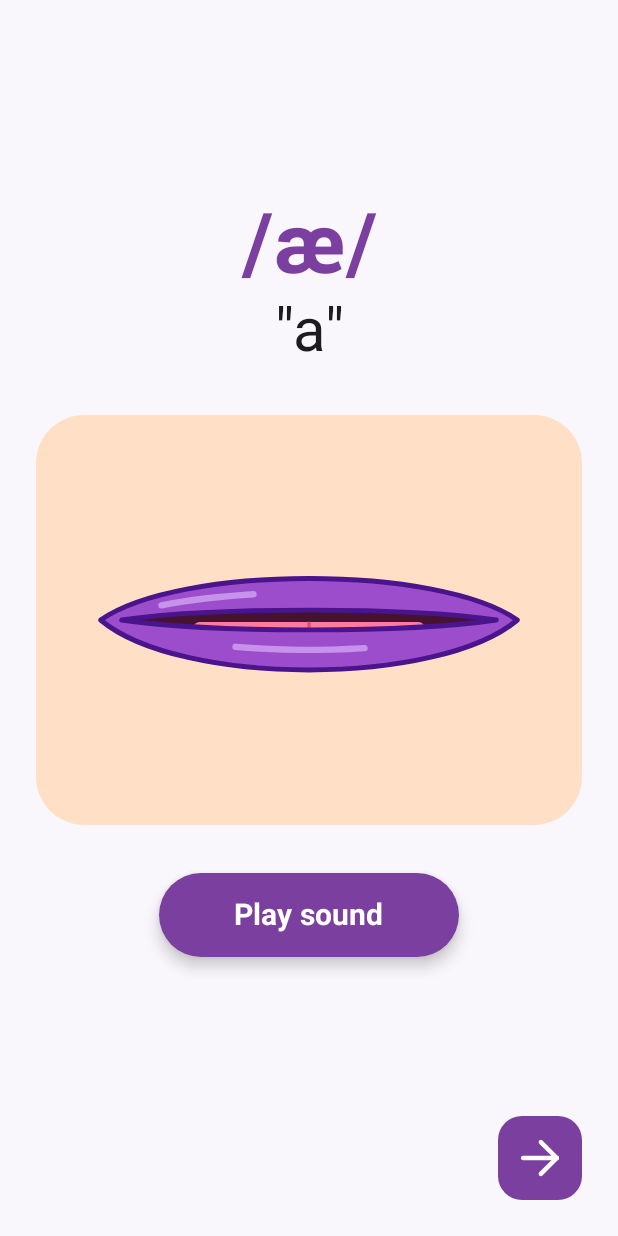
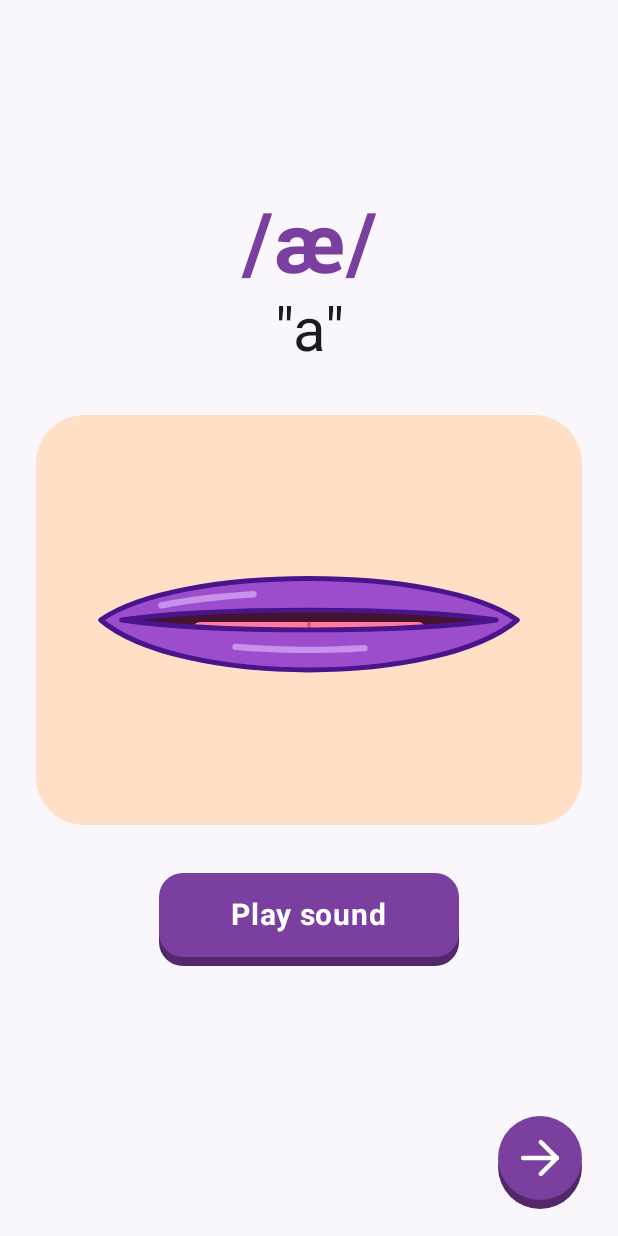
Before and after one commit to elimu-ai/visemes, an Android app built with Jetpack Compose: the @Preview function NextSoundPreview, on a phone screen of 412 x 824 dp. Run offline under Robolectric (Android 15) with nearby library versions, the phone set to English and light mode, and no system bars.

Commit message:
feat: 2D raised buttons like in Herufi
Play sound and Next are now 2D buttons that sit on a solid, darker edge of the same
purple. While pressed the face drops onto the edge (flat), and animates back up when
released. Same RaisedSurface as in Herufi.

Co-Authored-By: Claude Sonnet 5.5 <noreply@anthropic.com>
Claude-Session: https://claude.ai/code/session_01ULue3GhCrpEwyksADE8AWo

```diff
--- a/app/src/main/java/ai/elimu/visemes/ui/LetterSoundVisemeScreen.kt
+++ b/app/src/main/java/ai/elimu/visemes/ui/LetterSoundVisemeScreen.kt
@@ -29,13 +29,9 @@ import androidx.compose.foundation.layout.padding
 import androidx.compose.foundation.layout.safeDrawingPadding
 import androidx.compose.foundation.layout.size
 import androidx.compose.foundation.layout.widthIn
+import androidx.compose.foundation.shape.CircleShape
 import androidx.compose.foundation.shape.RoundedCornerShape
-import androidx.compose.material3.Button
-import androidx.compose.material3.ButtonDefaults
 import androidx.compose.material3.CircularProgressIndicator
-import androidx.compose.material3.FloatingActionButton
-import androidx.compose.material3.FloatingActionButtonDefaults
-import androidx.compose.material3.LocalContentColor
 import androidx.compose.material3.MaterialTheme
 import androidx.compose.material3.Surface
 import androidx.compose.material3.Text
@@ -154,20 +150,15 @@ fun LetterSoundVisemeScreen(
 @Composable
 private fun NextSoundButton(onClick: () -> Unit) {
     val description = stringResource(R.string.next_sound)
-    FloatingActionButton(
+    RaisedSurface(
+        faceColor = MaterialTheme.colorScheme.primary,
+        shape = CircleShape,
         onClick = onClick,
-        containerColor = MaterialTheme.colorScheme.primary,
-        contentColor = MaterialTheme.colorScheme.onPrimary,
-        // No shadow: a flat purple circle
-        elevation = FloatingActionButtonDefaults.elevation(
-            defaultElevation = 0.dp,
-            pressedElevation = 0.dp,
-            focusedElevation = 0.dp,
-            hoveredElevation = 0.dp
-        ),
-        modifier = Modifier.semantics { contentDescription = description }
+        modifier = Modifier
+            .size(56.dp)
+            .semantics { contentDescription = description }
     ) {
-        val arrowColor = LocalContentColor.current
+        val arrowColor = MaterialTheme.colorScheme.onPrimary
         Canvas(modifier = Modifier.size(28.dp)) {
             val strokeWidth = 3.dp.toPx()
             val tail = Offset(size.width * 0.1f, size.height / 2f)
@@ -300,24 +291,20 @@ private fun MouthPanel(
 
 @Composable
 private fun PlaySoundButton(onClick: () -> Unit) {
-    Button(
+    RaisedSurface(
+        faceColor = MaterialTheme.colorScheme.primary,
+        shape = RoundedCornerShape(16.dp),
         onClick = onClick,
-        // Elevated, and flat while it is pressed. Material animates the change in both directions,
-        // so it goes back up to elevated when released.
-        elevation = ButtonDefaults.buttonElevation(
-            defaultElevation = 6.dp,
-            pressedElevation = 0.dp,
-            focusedElevation = 6.dp,
-            hoveredElevation = 6.dp
-        ),
         modifier = Modifier
             .height(56.dp)
             .widthIn(min = 200.dp)
     ) {
         Text(
             text = stringResource(R.string.play_sound),
+            color = MaterialTheme.colorScheme.onPrimary,
             fontSize = 20.sp,
-            fontWeight = FontWeight.Bold
+            fontWeight = FontWeight.Bold,
+            modifier = Modifier.padding(horizontal = 24.dp)
         )
     }
 }
--- /dev/null
+++ b/app/src/main/java/ai/elimu/visemes/ui/RaisedSurface.kt
@@ -0,0 +1,84 @@
+package ai.elimu.visemes.ui
+
+import androidx.compose.animation.core.animateDpAsState
+import androidx.compose.animation.core.tween
+import androidx.compose.foundation.background
+import androidx.compose.foundation.clickable
+import androidx.compose.foundation.interaction.MutableInteractionSource
+import androidx.compose.foundation.interaction.collectIsPressedAsState
+import androidx.compose.foundation.layout.Box
+import androidx.compose.foundation.layout.BoxScope
+import androidx.compose.foundation.layout.offset
+import androidx.compose.runtime.Composable
+import androidx.compose.runtime.getValue
+import androidx.compose.runtime.remember
+import androidx.compose.ui.Alignment
+import androidx.compose.ui.Modifier
+import androidx.compose.ui.draw.clip
+import androidx.compose.ui.graphics.Color
+import androidx.compose.ui.graphics.Shape
+import androidx.compose.ui.graphics.lerp
+import androidx.compose.ui.semantics.Role
+import androidx.compose.ui.unit.Dp
+import androidx.compose.ui.unit.IntOffset
+import androidx.compose.ui.unit.dp
+
+internal val RaisedEdgeHeight = 6.dp
+
+/**
+ * A 2D button that looks raised: its face sits on a solid, darker edge of the same shape (the same
+ * look as the buttons in [Herufi](https://github.com/elimu-ai/herufi)).
+ *
+ * While pressed, the face drops onto the edge, so the button looks flat. When released, it
+ * animates back up.
+ *
+ * The size that the caller gives is the size of the face. The edge sticks out below it, so leave
+ * [edgeHeight] of room under the button.
+ */
+@Composable
+internal fun RaisedSurface(
+    faceColor: Color,
+    shape: Shape,
+    onClick: () -> Unit,
+    modifier: Modifier = Modifier,
+    enabled: Boolean = true,
+    edgeHeight: Dp = RaisedEdgeHeight,
+    content: @Composable BoxScope.() -> Unit
+) {
+    val interactionSource = remember { MutableInteractionSource() }
+    val isPressed by interactionSource.collectIsPressedAsState()
+    val drop by animateDpAsState(
+        targetValue = if (isPressed) edgeHeight else 0.dp,
+        // Down quickly, back up a little slower so that the release can be seen
+        animationSpec = tween(durationMillis = if (isPressed) 60 else 140),
+        label = "raised-surface-drop"
+    )
+
+    Box(
+        // The caller's size applies to the face; the edge sticks out below it
+        propagateMinConstraints = true,
+        modifier = modifier.clickable(
+            interactionSource = interactionSource,
+            indication = null, // the face dropping is the feedback
+            enabled = enabled,
+            role = Role.Button,
+            onClick = onClick
+        )
+    ) {
+        // The darker edge, as a copy of the face that is moved down
+        Box(
+            modifier = Modifier
+                .matchParentSize()
+                .offset(y = edgeHeight)
+                .background(lerp(faceColor, Color.Black, 0.25f), shape)
+        )
+        Box(
+            contentAlignment = Alignment.Center,
+            modifier = Modifier
+                .offset { IntOffset(0, drop.roundToPx()) }
+                .clip(shape)
+                .background(faceColor),
+            content = content
+        )
+    }
+}
```
